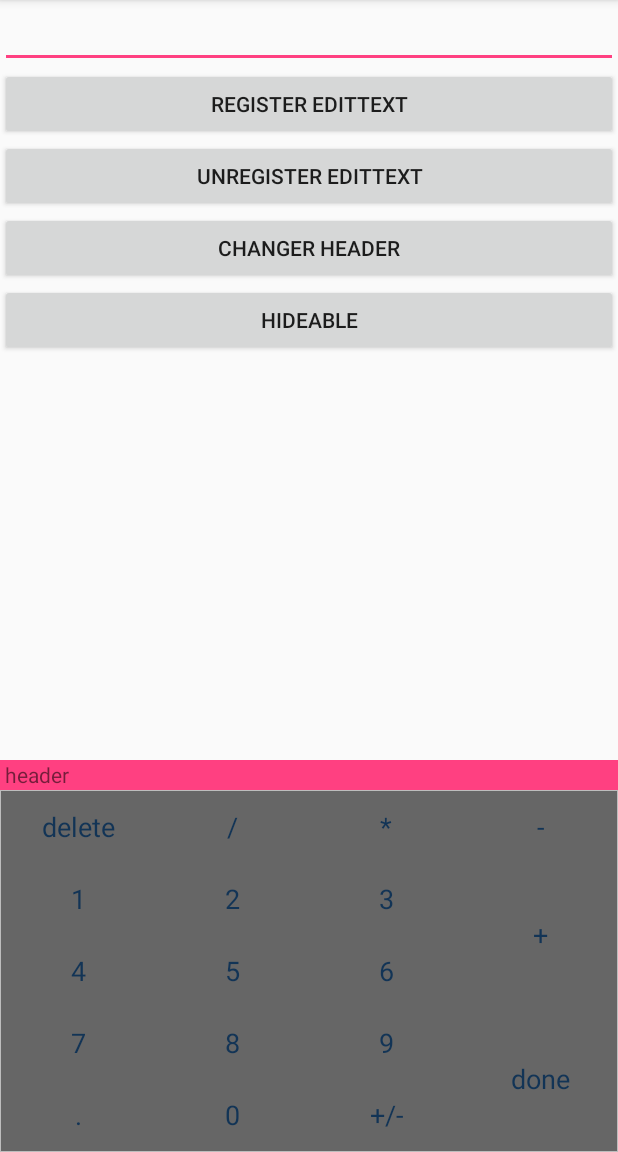
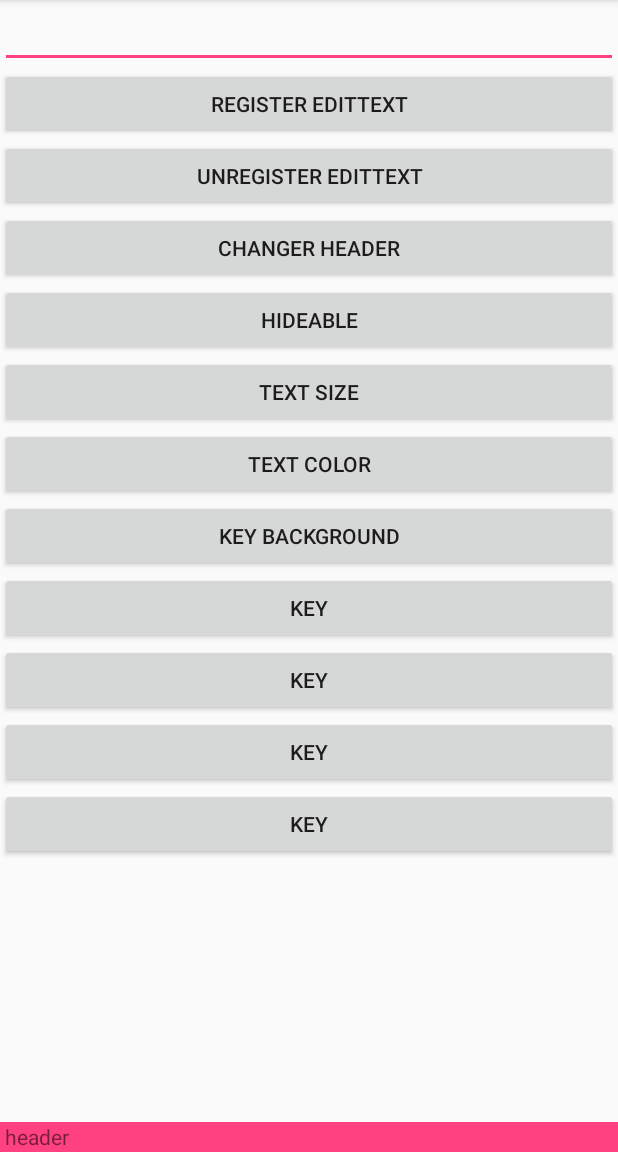
Before and after one commit to qsxs/CalculatorInputMethod, an Android app: the BottomSheetActivity screen opened directly, with no data from a screen before it, on a phone screen of 412 x 824 dp, the part 84-1236 px from its top. Run offline under Robolectric (Android 15) with nearby library versions, the phone set to English and light mode, and no system bars.

Commit message:
textSize,textColor,keyBackground支持

```diff
--- a/app/src/main/java/com/lihb/calculatorinputmethod/BottomSheetActivity.kt
+++ b/app/src/main/java/com/lihb/calculatorinputmethod/BottomSheetActivity.kt
@@ -1,5 +1,6 @@
 package com.lihb.calculatorinputmethod
 
+import android.graphics.Color
 import android.os.Bundle
 import android.support.v7.app.AppCompatActivity
 import android.view.View
@@ -40,5 +41,34 @@ class BottomSheetActivity : AppCompatActivity() {
             Toast.makeText(this, hideable.toString(), Toast.LENGTH_SHORT).show()
             hideable = !hideable
         })
+
+        val textSizes = intArrayOf(8, 16, 24, 32, 64)
+        var index = 0
+        btnTextSize.setOnClickListener {
+            keyBoardView.setTextSize(textSizes[index].toFloat())
+            index++
+            if (index == textSizes.size) {
+                index = 0
+            }
+        }
+
+        val colors = intArrayOf(Color.BLACK, Color.BLUE, Color.RED, Color.YELLOW, Color.GRAY)
+        var colorIndex = 0
+
+        btnTextColor.setOnClickListener{
+            keyBoardView.setTextColor(colors[colorIndex])
+            colorIndex++
+            if (colorIndex == colors.size) {
+                colorIndex = 0
+            }
+        }
+
+        btnKeyBackground.setOnClickListener {
+            keyBoardView.setKeyBackgroundColor(colors[colorIndex])
+            colorIndex++
+            if (colorIndex == colors.size) {
+                colorIndex = 0
+            }
+        }
     }
 }
--- a/app/src/main/res/layout/activity_bottom_sheet.xml
+++ b/app/src/main/res/layout/activity_bottom_sheet.xml
@@ -5,9 +5,13 @@
     android:layout_width="match_parent"
     android:layout_height="match_parent">
 
+    <android.support.v4.widget.NestedScrollView
+        android:layout_width="match_parent"
+        android:layout_height="match_parent">
+
         <LinearLayout
             android:layout_width="match_parent"
-        android:layout_height="wrap_content"
+            android:layout_height="match_parent"
             android:orientation="vertical">
 
             <EditText
@@ -39,7 +43,46 @@
                 android:layout_height="wrap_content"
                 android:text="Hideable" />
 
+            <Button
+                android:id="@+id/btnTextSize"
+                android:layout_width="match_parent"
+                android:layout_height="wrap_content"
+                android:text="Text Size" />
+
+            <Button
+                android:id="@+id/btnTextColor"
+                android:layout_width="match_parent"
+                android:layout_height="wrap_content"
+                android:text="Text Color" />
+
+            <Button
+                android:id="@+id/btnKeyBackground"
+                android:layout_width="match_parent"
+                android:layout_height="wrap_content"
+                android:text="Key Background" />
+
+            <Button
+                android:layout_width="match_parent"
+                android:layout_height="wrap_content"
+                android:text="Key" />
+
+            <Button
+                android:layout_width="match_parent"
+                android:layout_height="wrap_content"
+                android:text="Key" />
+
+            <Button
+                android:layout_width="match_parent"
+                android:layout_height="wrap_content"
+                android:text="Key" />
+
+            <Button
+                android:layout_width="match_parent"
+                android:layout_height="wrap_content"
+                android:text="Key" />
+
         </LinearLayout>
+    </android.support.v4.widget.NestedScrollView>
 
     <com.lihb.library.KeyBoardView
         android:id="@+id/keyBoardView"
@@ -48,11 +91,12 @@
         android:background="@color/design_bottom_navigation_shadow_color"
         app:header="@layout/header"
         app:hideable="false"
+        app:keyBackground="#666"
+        app:show="false"
+        app:textColor="#123456"
         app:textSize="12sp"
-        app:textColor="#123456"
-        app:keyBackground="#666"
-        app:show="true"
-        tools:behavior_peekHeight="200dp" />
+        tools:behavior_peekHeight="200dp"
+        tools:show="false" />
     <!--app:layout_behavior="@string/bottom_sheet_behavior"-->
     <!--tools:behavior_peekHeight="200dp" />-->
 </android.support.design.widget.CoordinatorLayout>
--- a/library/src/main/java/com/lihb/library/KeyBoardView.kt
+++ b/library/src/main/java/com/lihb/library/KeyBoardView.kt
@@ -2,18 +2,20 @@ package com.lihb.library
 
 import android.annotation.SuppressLint
 import android.content.Context
+import android.content.res.Resources
 import android.graphics.Color
+import android.graphics.drawable.ColorDrawable
 import android.graphics.drawable.Drawable
 import android.os.Build
 import android.os.Handler
 import android.os.Message
-import android.support.annotation.IdRes
-import android.support.annotation.LayoutRes
-import android.support.annotation.RequiresApi
+import android.support.annotation.*
 import android.support.design.widget.BottomSheetBehavior
 import android.support.design.widget.CoordinatorLayout
 import android.text.TextUtils
 import android.util.AttributeSet
+import android.util.Log
+import android.util.TypedValue
 import android.view.*
 import android.view.View.OnClickListener
 import android.widget.EditText
@@ -34,6 +36,7 @@ open class KeyBoardView : LinearLayout {
     private var textSize: Float = (-1).toFloat()
     private var textColor: Int = Color.TRANSPARENT
     private var keyBackground: Drawable? = null
+    private var mBackgroundResource: Int = 0
 
     enum class Action {
         DELETE,
@@ -66,6 +69,68 @@ open class KeyBoardView : LinearLayout {
                 false
             }
         })
+    }
+
+    fun setTextSize(size: Float, unit: Int = TypedValue.COMPLEX_UNIT_SP) {
+        val c = context
+        val r: Resources = if (c == null) {
+            Resources.getSystem()
+        } else {
+            c.resources
+        }
+        textSize = TypedValue.applyDimension(unit, size, r.displayMetrics)
+        invalidateTextViews()
+    }
+
+    fun getTextSize():Float{
+        return textSize
+    }
+
+    fun setTextColor(@ColorInt color: Int) {
+        textColor = color
+        invalidateTextViews()
+    }
+
+    fun getTextColor():Int{
+        return textColor
+    }
+
+    @RequiresApi(Build.VERSION_CODES.HONEYCOMB)
+    fun setKeyBackgroundColor(@ColorInt color: Int) {
+        if (keyBackground is ColorDrawable) {
+            (keyBackground?.mutate() as ColorDrawable).color = color
+            mBackgroundResource = 0
+
+            invalidateTextViews()
+        } else {
+            setKeyBackground(ColorDrawable(color))
+        }
+    }
+
+    @RequiresApi(Build.VERSION_CODES.LOLLIPOP)
+    fun setKeyBackgroundResource(@DrawableRes resid: Int) {
+        if (resid != 0 && resid == mBackgroundResource) {
+            return
+        }
+
+        var d: Drawable? = null
+        if (resid != 0) {
+            d = context.getDrawable(resid)
+        }
+        setKeyBackground(d)
+
+        mBackgroundResource = resid
+    }
+
+    fun setKeyBackground(background: Drawable?) {
+        keyBackground = background
+        mBackgroundResource = 0
+
+        invalidateTextViews()
+    }
+
+    fun getKeyBackGround():Drawable?{
+        return keyBackground
     }
 
     fun setHideable(hideable: Boolean) {
@@ -158,10 +223,20 @@ open class KeyBoardView : LinearLayout {
         super.onLayout(changed, l, t, r, b)
         //这里最早得知headerView的高度
         initPeekHeight()
-        if (show) {
-            behavior?.state = BottomSheetBehavior.STATE_EXPANDED
-        } else {
-            behavior?.state = BottomSheetBehavior.STATE_COLLAPSED
+    }
+
+    private fun invalidateTextViews() {
+        val buttons = ArrayList<TextView>()
+        getTextViews(contentView as ViewGroup, buttons)
+        for (textView in buttons) {
+            textView.textSize = textSize
+            textView.setTextColor(textColor)
+            if (Build.VERSION.SDK_INT >= Build.VERSION_CODES.JELLY_BEAN) {
+                textView.background = keyBackground
+            }else{
+                textView.setBackgroundDrawable(keyBackground)
+            }
+            textView.invalidate()
         }
     }
 
@@ -184,18 +259,6 @@ open class KeyBoardView : LinearLayout {
         addView(contentView)
         initViews()
 
-//        var textView = contentView?.findViewById<TextView>(R.id.delete)
-//        val html = "<img src='" + R.drawable.keyboard_delete + "'/>"
-//        val reslut = Html.fromHtml(html, Html.ImageGetter { s ->
-//            //获取资源ID
-//            val resId = Integer.parseInt(s)
-//            //装载图像资源
-//            val drawable = resources.getDrawable(resId)
-//            //设置图像按原始大小显示
-//            drawable.setBounds(0, 0, drawable.intrinsicWidth, drawable.intrinsicHeight)
-//            drawable
-//        }, null)
-//        textView?.text = reslut
     }
 
     private fun initViews() {
@@ -237,15 +300,44 @@ open class KeyBoardView : LinearLayout {
         if (parent is CoordinatorLayout && behavior == null) {
             (layoutParams as CoordinatorLayout.LayoutParams).behavior = BottomSheetBehavior<LinearLayout>()
             behavior = BottomSheetBehavior.from(this)
+            if (show) {
+                behavior?.state = BottomSheetBehavior.STATE_EXPANDED
+                show = false //一次失效
+            } else {
+                behavior?.state = BottomSheetBehavior.STATE_COLLAPSED
+            }
         }
     }
 
     private fun initPeekHeight() {
-        val height =
-                if (headerView == null) 0
-                else headerView!!.measuredHeight
-//        Log.i(TAG, "onLayout".plus(height))
-        behavior?.peekHeight = if (hideable) 0 else height
+        behavior?.let {
+//            val height =
+//                    if (headerView == null) 0
+//                    else headerView!!.measuredHeight
+//            it.peekHeight = if (hideable) 0 else height
+            it.peekHeight = when {
+                hideable -> 0
+                headerView == null -> 0
+                else -> headerView!!.measuredHeight
+            }
+
+            Log.i(TAG, "it.peekHeight:" + it.peekHeight.toString())
+            //防止peek挡住主体内容
+            val coordinatorLayout = parent as CoordinatorLayout
+            //防止遮挡
+            for (i in 0 until coordinatorLayout.childCount) {
+                val childAt = coordinatorLayout.getChildAt(i)
+                if (childAt != this) {
+                    val params = childAt.layoutParams as MarginLayoutParams
+                    if (params.bottomMargin != it.peekHeight &&
+                            params.height == ViewGroup.LayoutParams.MATCH_PARENT) {
+                        params.bottomMargin = it.peekHeight
+                        Log.i(TAG, "params.bottomMargin:" + params.bottomMargin.toString())
+                        childAt.layoutParams = params
+                    }
+                }
+            }
+        }
     }
 
     private fun onButtonClick(button: View) {
```
Lines whose indentation alone changed are shown as unchanged.
